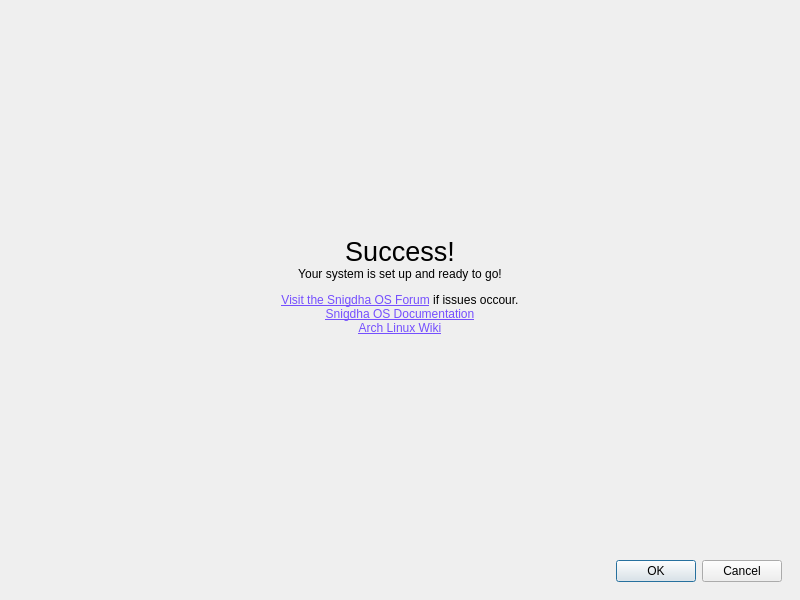
This is qt/snigdhaosassistant.ui in Snigdha-OS/snigdhaos-assistant as Qt 5 draws it before an edit. The edited form follows.
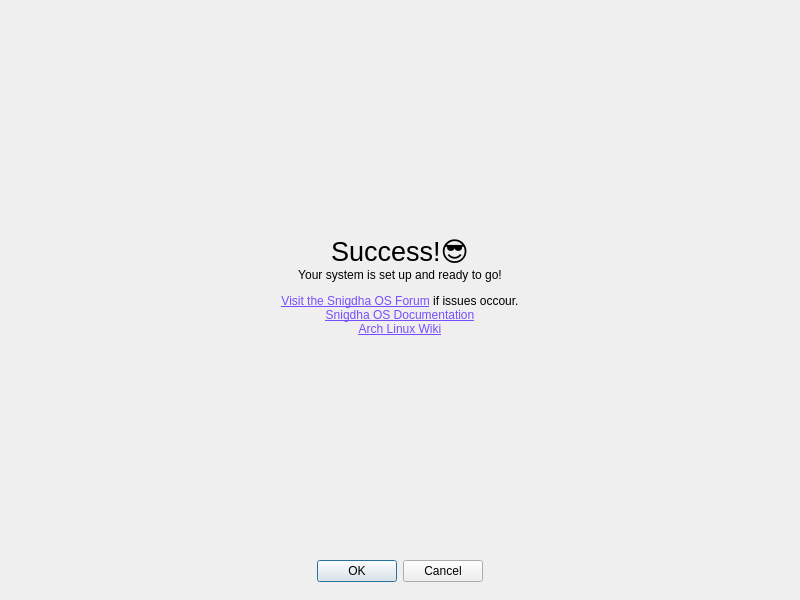
This is the edited form. The open tabs and pages were chosen to show the change.

Commit message: chore(users): fixed all the possible bugs and enhanced ui.

```diff
--- a/qt/snigdhaosassistant.ui
+++ b/qt/snigdhaosassistant.ui
@@ -30,6 +30,9 @@
           <property name="standardButtons">
            <set>QDialogButtonBox::StandardButton::Cancel|QDialogButtonBox::StandardButton::Ok</set>
           </property>
+          <property name="centerButtons">
+           <bool>true</bool>
+          </property>
          </widget>
         </item>
         <item row="2" column="0">
@@ -173,7 +176,7 @@
                </sizepolicy>
               </property>
               <property name="text">
-               <string>&lt;html&gt;&lt;head/&gt;&lt;body&gt;&lt;p&gt;&lt;span style=&quot; font-size:20pt;&quot;&gt;Success!&lt;/span&gt;&lt;br/&gt;Your system is set up and ready to go!&lt;/p&gt;&lt;p&gt;&lt;a href=&quot;https://forum.snigdhais.org&quot;&gt;&lt;span style=&quot; text-decoration: underline; color:#754ffe;&quot;&gt;Visit the Snigdha OS Forum&lt;/span&gt;&lt;/a&gt; if issues occour.&lt;br/&gt;&lt;a href=&quot;https://snigdhaos.org/&quot;&gt;&lt;span style=&quot; text-decoration: underline; color:#754ffe;&quot;&gt;Snigdha OS Documentation&lt;br/&gt;&lt;/span&gt;&lt;/a&gt;&lt;a href=&quot;https://wiki.archlinux.org/&quot;&gt;&lt;span style=&quot; text-decoration: underline; color:#754ffe;&quot;&gt;Arch Linux Wiki&lt;/span&gt;&lt;/a&gt;&lt;/p&gt;&lt;/body&gt;&lt;/html&gt;</string>
+               <string>&lt;html&gt;&lt;head/&gt;&lt;body&gt;&lt;p&gt;&lt;span style=&quot; font-size:20pt;&quot;&gt;Success!😎&lt;/span&gt;&lt;br/&gt;Your system is set up and ready to go!&lt;/p&gt;&lt;p&gt;&lt;a href=&quot;https://forum.snigdhais.org&quot;&gt;&lt;span style=&quot; text-decoration: underline; color:#754ffe;&quot;&gt;Visit the Snigdha OS Forum&lt;/span&gt;&lt;/a&gt; if issues occour.&lt;br/&gt;&lt;a href=&quot;https://snigdhaos.org/&quot;&gt;&lt;span style=&quot; text-decoration: underline; color:#754ffe;&quot;&gt;Snigdha OS Documentation&lt;br/&gt;&lt;/span&gt;&lt;/a&gt;&lt;a href=&quot;https://wiki.archlinux.org/&quot;&gt;&lt;span style=&quot; text-decoration: underline; color:#754ffe;&quot;&gt;Arch Linux Wiki&lt;/span&gt;&lt;/a&gt;&lt;/p&gt;&lt;/body&gt;&lt;/html&gt;</string>
               </property>
               <property name="textFormat">
                <enum>Qt::TextFormat::RichText</enum>
```
Left out of the diff: 11 changed lines with no effect on the pictures. The commit also changes 3 other files.
